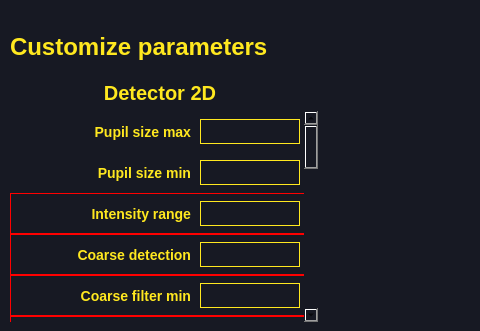
This is ui/main.ui in MartinRapcan/EyeTracking as Qt 5 draws it before an edit; both pictures show x 0 to 480 and y 369 to 700 of the 1100 by 700 pixel window. The edited form follows.
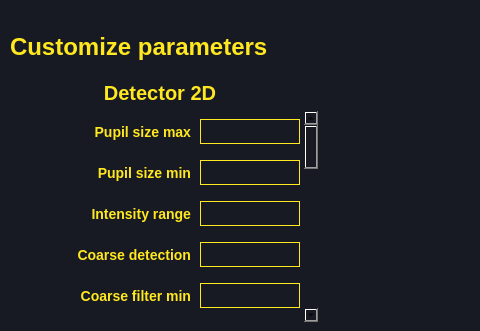
This is the edited form.

Commit message: feat: finished scrollArea for 2D detector in GUI

The edit to the form file:
```diff
--- a/ui/main.ui
+++ b/ui/main.ui
@@ -438,7 +438,7 @@
      <property name="geometry">
       <rect>
        <x>0</x>
-       <y>0</y>
+       <y>-650</y>
        <width>300</width>
        <height>861</height>
       </rect>
@@ -618,7 +618,7 @@
          </size>
         </property>
         <property name="styleSheet">
-         <string notr="true">border: 1px solid red;</string>
+         <string notr="true"/>
         </property>
         <widget class="QLineEdit" name="intensityRange">
          <property name="geometry">
@@ -705,7 +705,7 @@
          </size>
         </property>
         <property name="styleSheet">
-         <string notr="true">border: 1px solid red;</string>
+         <string notr="true"/>
         </property>
         <widget class="QLineEdit" name="coarseDetection">
          <property name="geometry">
@@ -792,7 +792,7 @@
          </size>
         </property>
         <property name="styleSheet">
-         <string notr="true">border: 1px solid red;</string>
+         <string notr="true"/>
         </property>
         <widget class="QLineEdit" name="coarseFilterMin">
          <property name="geometry">
@@ -879,7 +879,7 @@
          </size>
         </property>
         <property name="styleSheet">
-         <string notr="true">border: 1px solid red;</string>
+         <string notr="true"/>
         </property>
         <widget class="QLineEdit" name="coarseFilterMax">
          <property name="geometry">
```
Left out of the diff: 30 changed lines with no effect on the pictures.
